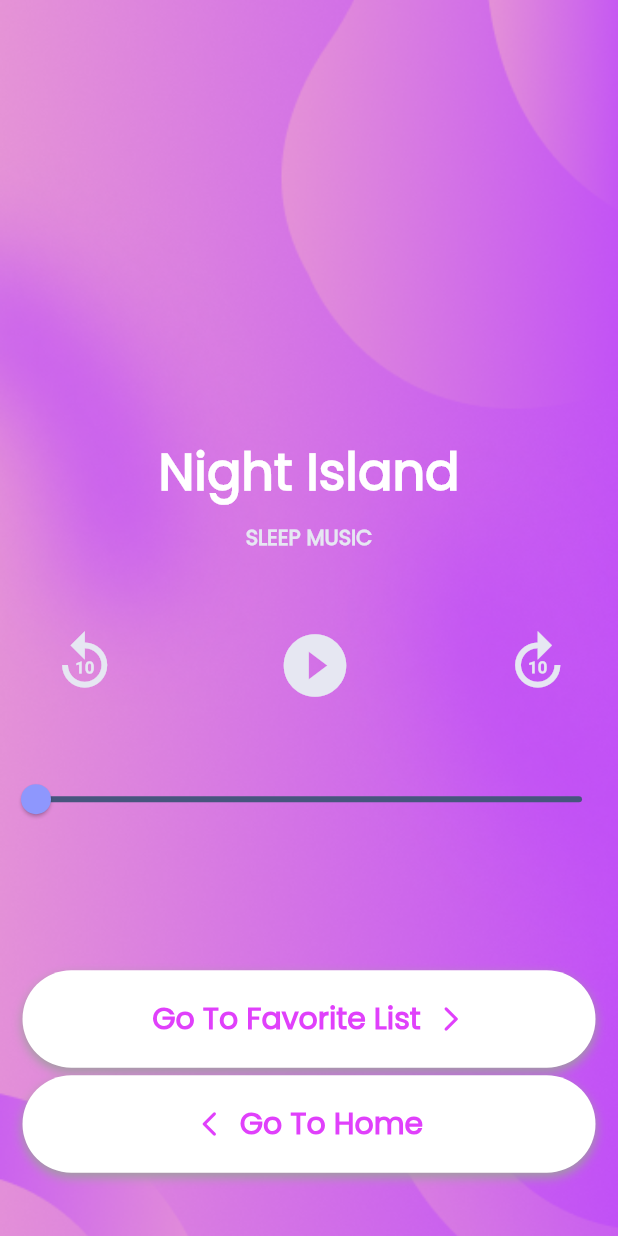
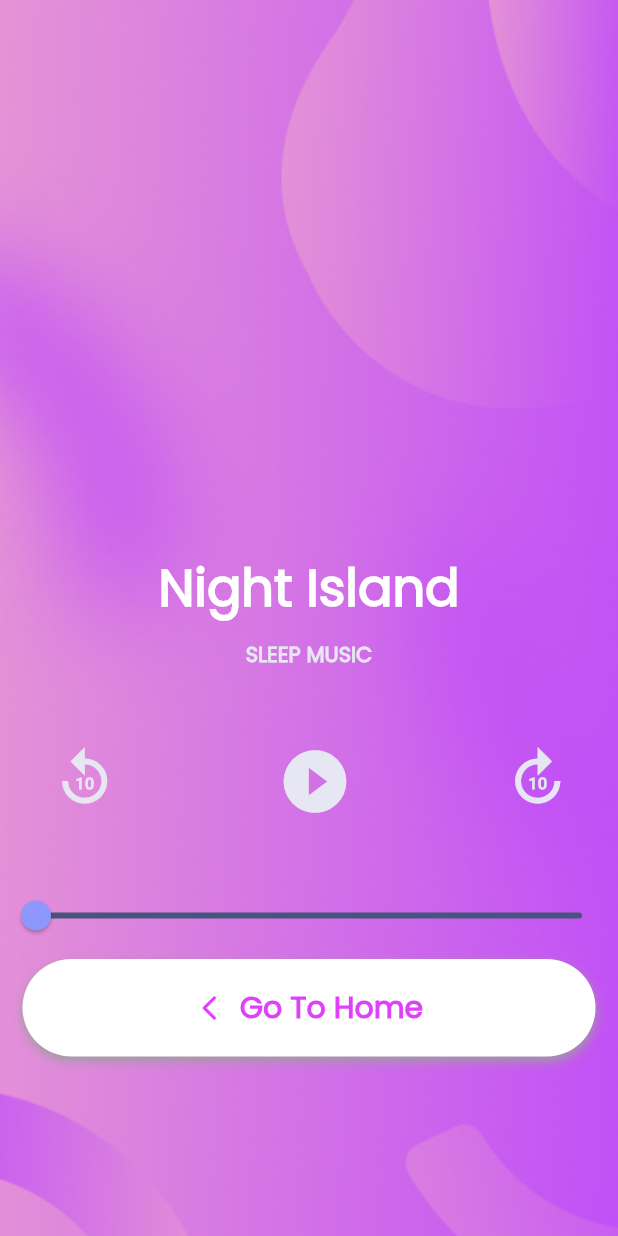
Before and after one commit to EsraaAbdalla/new_zen_up, a Flutter app: the AudioPlayerApp screen opened directly with empty values, on a phone screen of 412 x 824 dp. Run offline on Flutter 3.47's test engine with Material 2 defaults, Android fonts, the phone set to English and light mode, and no system bars; our stand-ins replace accordion, audioplayers, equatable, flutter_bloc, go_router, just_audio and 2 more; missing offline and left inert: curved_nav_bar; accounts and stored records are empty.

Commit message:
add selectedAudios

```diff
--- a/lib/home_page.dart
+++ b/lib/home_page.dart
@@ -310,8 +310,8 @@ class _HomeSkipState extends State<HomeSkip> {
                     Navigator.push(
                         context,
                         MaterialPageRoute(
-                            builder: (context) => const AudioReady(
-                                  listOfAudios: [],
+                            builder: (context) => AudioReady(
+                                  listOfAudios: selectedAudios,
                                 )));
                   }
                 }
--- a/lib/play_audio.dart
+++ b/lib/play_audio.dart
@@ -168,51 +168,51 @@ class _AudioPlayerAppState extends State<AudioPlayerApp> {
                     );
                   },
                 ),
-                Padding(
-                  padding: const EdgeInsets.only(top: 90, left: 15, right: 15),
-                  child: Container(
-                    height: 65,
-                    decoration: BoxDecoration(
-                      borderRadius: BorderRadius.circular(99),
-                      color: Colors.white,
-                      boxShadow: const [
-                        BoxShadow(
-                          color: Colors.grey,
-                          offset: Offset(0, 3),
-                          blurRadius: 5,
-                        ),
-                      ],
-                    ),
-                    child: TextButton(
-                      onPressed: () {
-                        // Add your button action here
-                      },
-                      child: Center(
-                        child: Row(
-                          mainAxisAlignment: MainAxisAlignment.center,
-                          children: const [
-                            Text(
-                              'Go To Favorite List',
-                              style: TextStyle(
-                                  color: Colors.purpleAccent,
-                                  fontSize: 20,
-                                  fontWeight: FontWeight.w700,
-                                  fontFamily: 'Poppins'),
-                            ),
-                            SizedBox(
-                              width: 10,
-                            ),
-                            Icon(
-                              Icons.arrow_forward_ios_rounded,
-                              color: Colors.purpleAccent,
-                              size: 20,
-                            )
-                          ],
-                        ),
-                      ),
-                    ),
-                  ),
-                ),
+                // Padding(
+                //   padding: const EdgeInsets.only(top: 90, left: 15, right: 15),
+                //   child: Container(
+                //     height: 65,
+                //     decoration: BoxDecoration(
+                //       borderRadius: BorderRadius.circular(99),
+                //       color: Colors.white,
+                //       boxShadow: const [
+                //         BoxShadow(
+                //           color: Colors.grey,
+                //           offset: Offset(0, 3),
+                //           blurRadius: 5,
+                //         ),
+                //       ],
+                //     ),
+                //     child: TextButton(
+                //       onPressed: () {
+                //         // Add your button action here
+                //       },
+                //       child: Center(
+                //         child: Row(
+                //           mainAxisAlignment: MainAxisAlignment.center,
+                //           children: const [
+                //             Text(
+                //               'Go To Favorite List',
+                //               style: TextStyle(
+                //                   color: Colors.purpleAccent,
+                //                   fontSize: 20,
+                //                   fontWeight: FontWeight.w700,
+                //                   fontFamily: 'Poppins'),
+                //             ),
+                //             SizedBox(
+                //               width: 10,
+                //             ),
+                //             Icon(
+                //               Icons.arrow_forward_ios_rounded,
+                //               color: Colors.purpleAccent,
+                //               size: 20,
+                //             )
+                //           ],
+                //         ),
+                //       ),
+                //     ),
+                //   ),
+                // ),
                 Padding(
                   padding: const EdgeInsets.only(left: 15, right: 15, top: 5),
                   child: Container(
```
